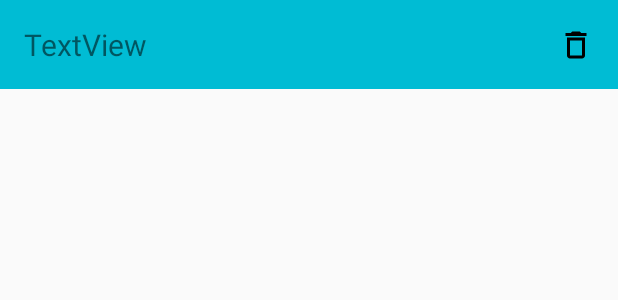
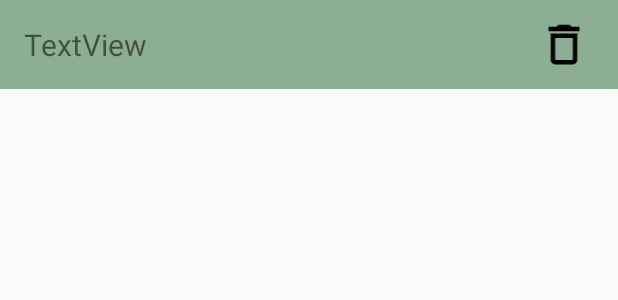
Before and after one commit to Ludens2038/GroceryList, an Android app: the layout activity_a_list_element.xml on its own in the app's theme, with its tools: preview values and no code run, on a phone screen of 412 x 824 dp. Shown: the top 300 px of the screen. Run offline under Robolectric (Android 15) with nearby library versions, the phone set to English and light mode, and no system bars.

Commit message:
Version 0.9; last missing things are: button/element designs, coloring, and maybe a gif or a small video in the about activity to fill the free space at the bottom

```diff
--- a/app/src/main/java/at/fhooe/sail/ourproject/MainActivity.kt
+++ b/app/src/main/java/at/fhooe/sail/ourproject/MainActivity.kt
@@ -81,7 +81,7 @@ class MainActivity : AppCompatActivity() {
         })
 
         with(binding.activityMainRvList) {
-            val pad = 10
+            val pad = 15
             layoutManager = GridLayoutManager(this@MainActivity, 1)
             this.adapter = MainAdapter(data, this@MainActivity)
             addItemDecoration(object : RecyclerView.ItemDecoration() {
@@ -92,8 +92,6 @@ class MainActivity : AppCompatActivity() {
                     state: RecyclerView.State
                 ) {
                     super.getItemOffsets(outRect, view, parent, state)
-                    outRect.left = pad
-                    outRect.right = pad
                     outRect.top = pad
                     outRect.bottom = pad
                 }
--- a/app/src/main/java/at/fhooe/sail/ourproject/MainAdapter.kt
+++ b/app/src/main/java/at/fhooe/sail/ourproject/MainAdapter.kt
@@ -34,6 +34,12 @@ class MainAdapter(private val mData: MutableList<MainData>, private val mContext
         holder.root.setOnClickListener {
             val intent = Intent(mContext, ActivityA::class.java)
             intent.putExtra("list_title", title)
+
+            // Hintergrundbild von SharedPreferences laden und hinzufügen
+            val sharedPreferences = mContext.getSharedPreferences("main_prefs", Context.MODE_PRIVATE)
+            val backgroundImage = sharedPreferences.getInt("background_image", R.drawable.background1)
+            intent.putExtra("background_image", backgroundImage)
+
             mContext.startActivity(intent)
         }
 
--- a/app/src/main/res/layout/activity_a_list_element.xml
+++ b/app/src/main/res/layout/activity_a_list_element.xml
@@ -5,7 +5,7 @@
     android:id="@+id/linearLayout"
     android:layout_width="match_parent"
     android:layout_height="wrap_content"
-    android:background="#00BCD4">
+    android:background="#8CAE92">
 
 
     <TextView
@@ -24,8 +24,8 @@
 
     <ImageView
         android:id="@+id/list_item_delete"
-        android:layout_width="wrap_content"
-        android:layout_height="wrap_content"
+        android:layout_width="40dp"
+        android:layout_height="35dp"
         android:layout_marginEnd="16dp"
         app:layout_constraintBottom_toBottomOf="parent"
         app:layout_constraintEnd_toEndOf="parent"
--- a/app/src/main/res/layout/activity_main_list_element.xml
+++ b/app/src/main/res/layout/activity_main_list_element.xml
@@ -4,7 +4,7 @@
     xmlns:tools="http://schemas.android.com/tools"
     android:layout_width="match_parent"
     android:layout_height="wrap_content"
-    android:background="#6FD2E3">
+    android:background="#D58478">
 
     <TextView
         android:id="@+id/activity_main_list_element_title"
--- a/app/src/main/res/menu/menue.xml
+++ b/app/src/main/res/menu/menue.xml
@@ -10,12 +10,6 @@
         android:id="@+id/activity_main_menuitem_changebackground"
         android:title="Change Background" />
     <item
-        android:id="@+id/activity_main_menuitem_changelistcolor"
-        android:title="Change List Color" />
-    <item
-        android:id="@+id/activity_main_menuitem_changeitemcolor"
-        android:title="Change Item Color" />
-    <item
         android:id="@+id/activity_main_menuitem_about"
         android:icon="@drawable/information_icon"
         android:title="About" />
```
Also changed, not shown: app/src/main/java/at/fhooe/sail/ourproject/activitys/ActivityA.kt (+6 -3 lines).
